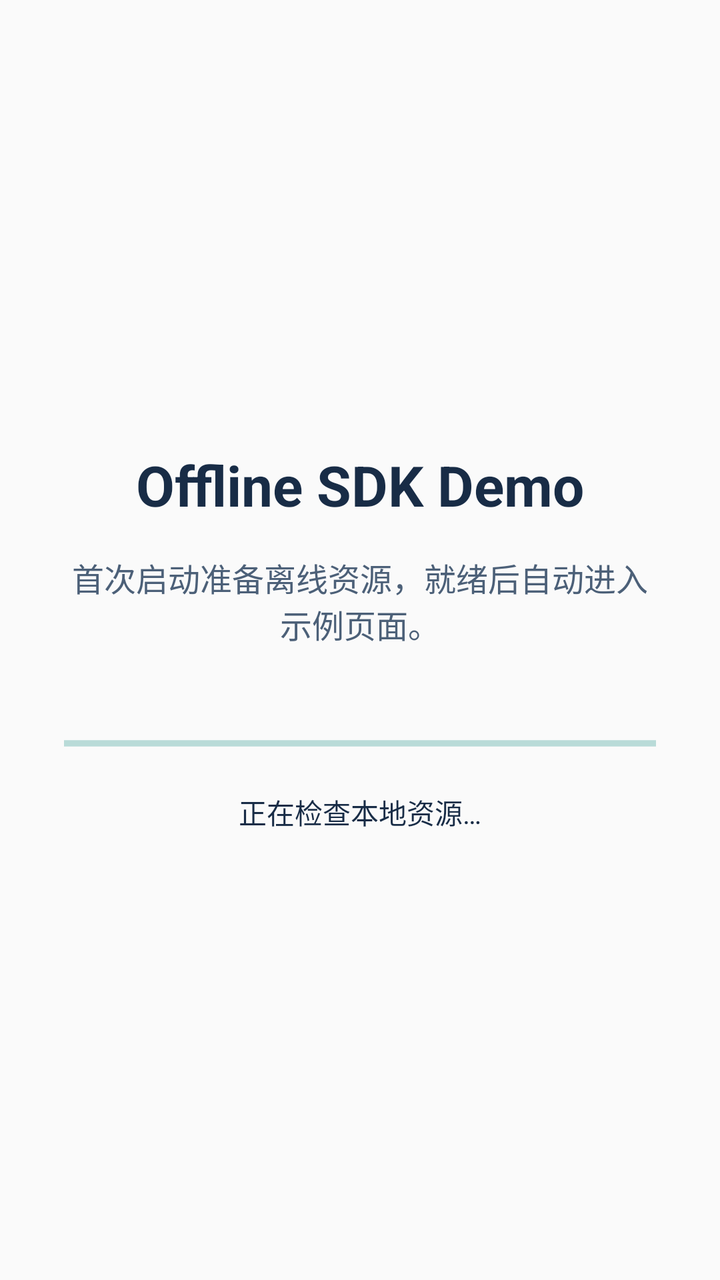
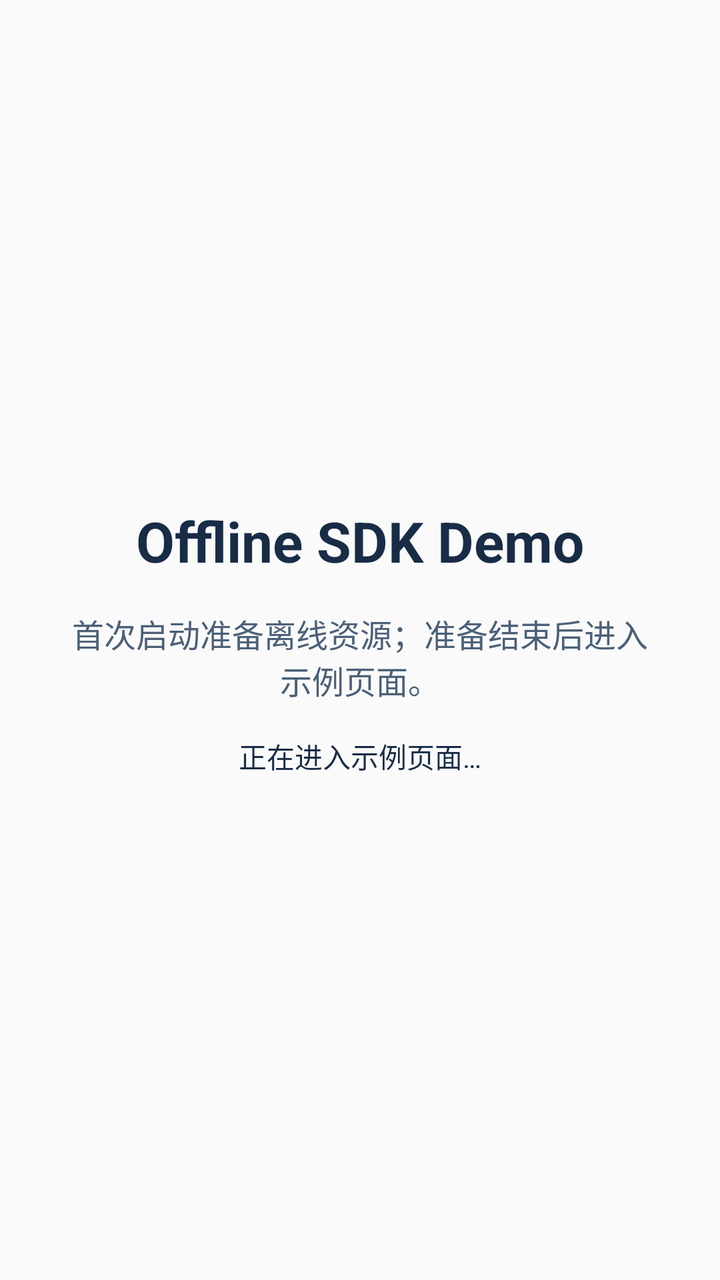

The first picture is an Android layout as it rendered before a commit; the second is the same layout after the commit. The layout source and the unified diff follow.
<!-- AndroidManifest.xml: application theme android:Theme.Material.Light.NoActionBar -->
<!-- res/layout/act_welcome.xml -->
<?xml version="1.0" encoding="utf-8"?>
<LinearLayout xmlns:android="http://schemas.android.com/apk/res/android"
    android:layout_width="match_parent"
    android:layout_height="match_parent"
    android:orientation="vertical"
    android:gravity="center"
    android:padding="32dp">

    <TextView
        android:layout_width="match_parent"
        android:layout_height="wrap_content"
        android:text="@string/app_name"
        android:textSize="28sp"
        android:textStyle="bold"
        android:textColor="#182C46"
        android:gravity="center" />

    <TextView
        android:layout_width="match_parent"
        android:layout_height="wrap_content"
        android:layout_marginTop="16dp"
        android:text="@string/welcome_intro"
        android:textSize="16sp"
        android:textColor="#4C6078"
        android:gravity="center" />

    <ProgressBar
        android:id="@+id/pbWelcomeOffline"
        style="?android:attr/progressBarStyleHorizontal"
        android:layout_width="match_parent"
        android:layout_height="wrap_content"
        android:layout_marginTop="40dp"
        android:max="100"
        android:indeterminate="true" />

    <TextView
        android:id="@+id/tvWelcomeOfflineStatus"
        android:layout_width="match_parent"
        android:layout_height="wrap_content"
        android:layout_marginTop="16dp"
        android:text="@string/checking"
        android:textColor="#182C46"
        android:gravity="center"
        android:accessibilityLiveRegion="polite" />

    <TextView
        android:id="@+id/tvWelcomeOfflinePercent"
        android:layout_width="match_parent"
        android:layout_height="wrap_content"
        android:gravity="center"
        android:visibility="gone" />

    <Button
        android:id="@+id/btnWelcomeRetry"
        android:layout_width="wrap_content"
        android:layout_height="wrap_content"
        android:layout_marginTop="24dp"
        android:text="@string/retry"
        android:visibility="gone" />
</LinearLayout>
<!-- resources referenced by this layout -->
<resources>
  <string name="app_name">Offline SDK Demo</string>
  <string name="checking">正在检查本地资源…</string>
  <string name="retry">重试</string>
  <string name="welcome_intro">首次启动准备离线资源，就绪后自动进入示例页面。</string>
</resources>

<!-- the commit's change to res/layout/act_welcome.xml (unified diff, before → after) -->
@@ -31,6 +31,7 @@
         android:layout_height="wrap_content"
         android:layout_marginTop="40dp"
         android:max="100"
+        android:visibility="gone"
         android:indeterminate="true" />
 
     <TextView
@@ -38,7 +39,7 @@
         android:layout_width="match_parent"
         android:layout_height="wrap_content"
         android:layout_marginTop="16dp"
-        android:text="@string/checking"
+        android:text="@string/starting"
         android:textColor="#182C46"
         android:gravity="center"
         android:accessibilityLiveRegion="polite" />
@@ -57,4 +58,12 @@
         android:layout_marginTop="24dp"
         android:text="@string/retry"
         android:visibility="gone" />
+
+    <Button
+        android:id="@+id/btnWelcomeReturn"
+        android:layout_width="wrap_content"
+        android:layout_height="wrap_content"
+        android:layout_marginTop="8dp"
+        android:text="@string/return_to_previous"
+        android:visibility="gone" />
 </LinearLayout>
<!-- resource entries referenced after the edit -->
@@ -1,8 +1,9 @@
 <!-- resources referenced by this layout -->
 <resources>
   <string name="app_name">Offline SDK Demo</string>
-  <string name="checking">正在检查本地资源…</string>
   <string name="retry">重试</string>
-  <string name="welcome_intro">首次启动准备离线资源，就绪后自动进入示例页面。</string>
+  <string name="return_to_previous">返回</string>
+  <string name="starting">正在进入示例页面…</string>
+  <string name="welcome_intro">首次启动准备离线资源；准备结束后进入示例页面。</string>
 </resources>
 
